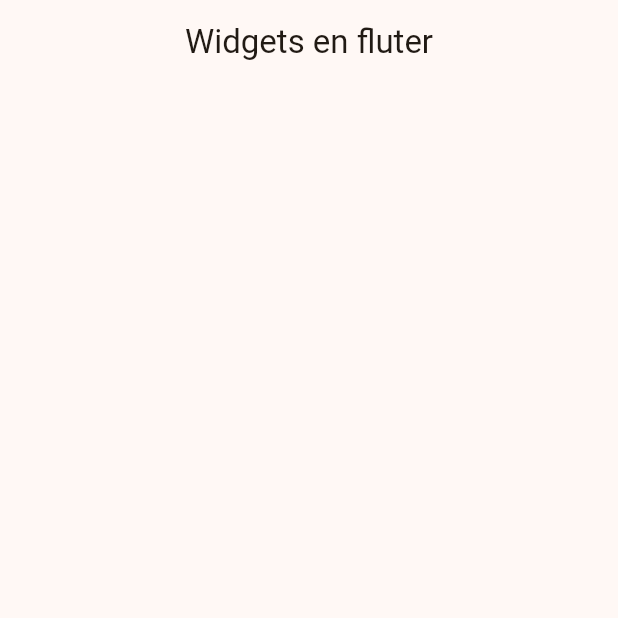
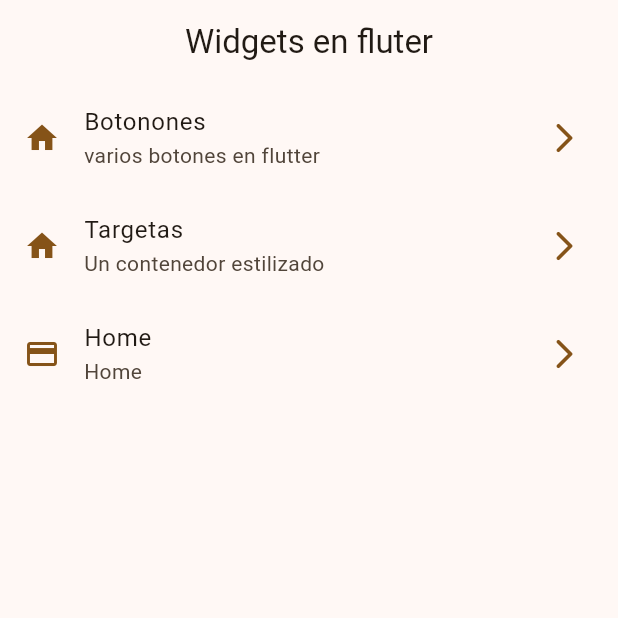
Before and after one commit to garciaeury26/widgets_app, a Flutter app: the screen it shows after launch, on a phone screen of 412 x 824 dp, the top half of it. Run offline on Flutter 3.47's test engine with Material 2 defaults, Android fonts, the phone set to English and light mode, and no system bars.

Commit message:
home screen agregado

```diff
--- a/lib/config/menu/menu_items.dart
+++ b/lib/config/menu/menu_items.dart
@@ -13,7 +13,7 @@ class MenuItem {
       required this.icon});
 }
 
-const AppMenuItems = <MenuItem>[
+const appMenuItems = <MenuItem>[
   MenuItem(
       title: 'Botonones',
       subTitle: 'varios botones en flutter',
--- a/lib/presentations/screens/home/home_screen.dart
+++ b/lib/presentations/screens/home/home_screen.dart
@@ -1,5 +1,6 @@
 import 'package:flutter/cupertino.dart';
 import 'package:flutter/material.dart';
+import 'package:widgets_app/config/menu/menu_items.dart';
 
 class HomeScreen extends StatelessWidget {
   const HomeScreen({super.key});
@@ -10,6 +11,37 @@ class HomeScreen extends StatelessWidget {
       appBar: AppBar(
         title: const Text('Widgets en fluter'),
       ),
+      body: _HomeView(),
     );
   }
 }
+
+class _HomeView extends StatelessWidget {
+  @override
+  Widget build(BuildContext context) {
+    final colors = Theme.of(context).colorScheme;
+
+    return ListView.builder(
+      itemBuilder: (context, index) {
+        final item = appMenuItems[index];
+        return ListTile(
+            onTap: () {
+              // todo navegar a otra pantall
+            },
+            title: Text(item.title),
+            subtitle: Text(
+              item.subTitle,
+            ),
+            trailing: Icon(
+              Icons.arrow_forward_ios_rounded,
+              color: colors.primary,
+            ),
+            leading: Icon(
+              item.icon,
+              color: colors.primary,
+            ));
+      },
+      itemCount: appMenuItems.length,
+    );
+  }
+}
```
